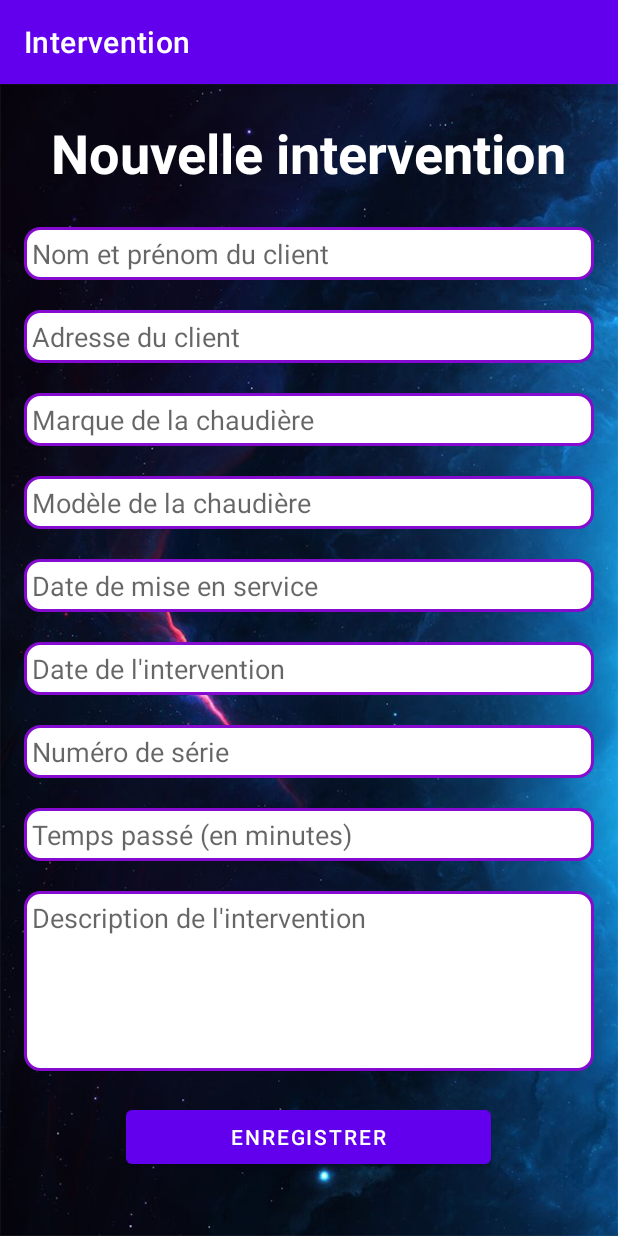
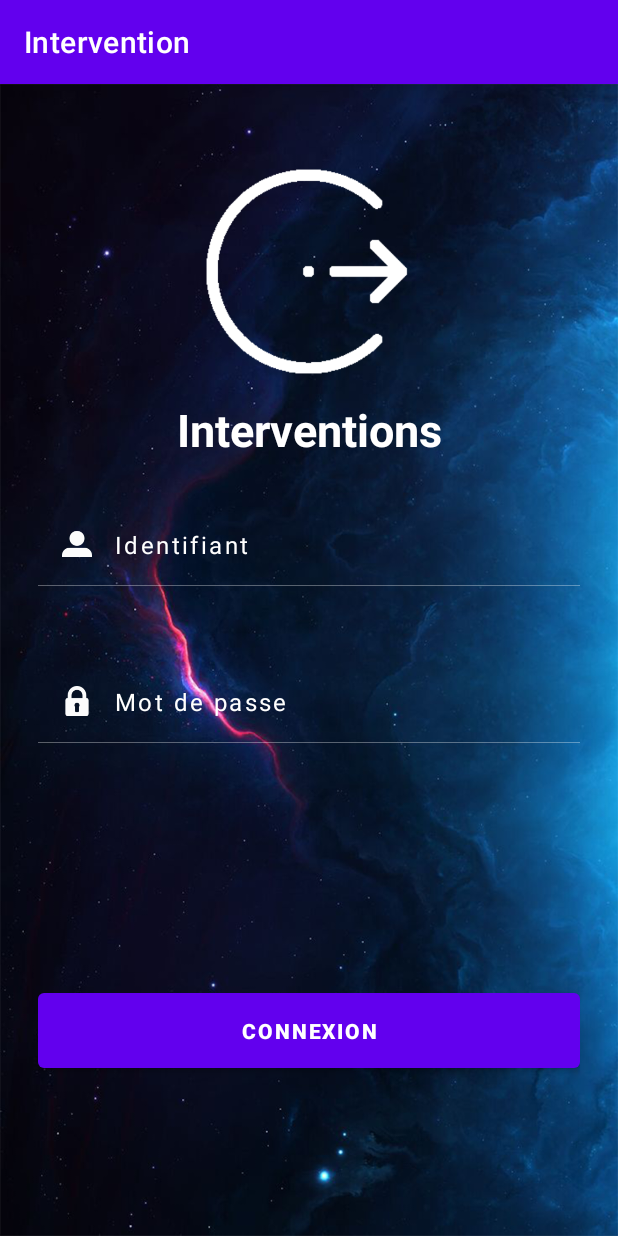
Before and after one commit to kevoliva/interventions, an Android app: the screen it shows after launch (MainActivity), on a phone screen of 412 x 824 dp. Run offline under Robolectric (Android 15) with nearby library versions, the phone set to English and light mode, and no system bars.

Commit message:
ANDROID - Création de l'interface d'authentification

```diff
--- /dev/null
+++ b/Android/app/src/main/java/com/example/intervention/AjouterActivity.java
@@ -0,0 +1,14 @@
+package com.example.intervention;
+
+import androidx.appcompat.app.AppCompatActivity;
+
+import android.os.Bundle;
+
+public class AjouterActivity extends AppCompatActivity {
+
+    @Override
+    protected void onCreate(Bundle savedInstanceState) {
+        super.onCreate(savedInstanceState);
+        setContentView(R.layout.activity_ajouter);
+    }
+}
--- /dev/null
+++ b/Android/app/src/main/res/drawable/border.xml
@@ -0,0 +1,4 @@
+<shape xmlns:android="http://schemas.android.com/apk/res/android" android:shape="rectangle" >
+    <solid android:color="#00000000" />
+    <stroke android:width="1dip" android:color="#fff"/>
+</shape>
--- /dev/null
+++ b/Android/app/src/main/res/layout/activity_ajouter.xml
@@ -0,0 +1,136 @@
+<?xml version="1.0" encoding="utf-8"?>
+<LinearLayout xmlns:android="http://schemas.android.com/apk/res/android"
+    xmlns:app="http://schemas.android.com/apk/res-auto"
+    android:layout_width="match_parent"
+    android:layout_height="match_parent"
+    android:background="@drawable/fond"
+    android:orientation="vertical"
+    android:padding="16dp">
+
+    <TextView
+        android:id="@+id/nouvelleIntervention"
+        android:layout_width="wrap_content"
+        android:layout_height="wrap_content"
+        android:layout_gravity="center_horizontal"
+        android:layout_marginTop="5dp"
+        android:layout_marginBottom="25dp"
+        android:text="Nouvelle intervention"
+        android:textColor="#FFFFFF"
+        android:textSize="36sp"
+        android:textStyle="bold"
+        android:typeface="normal" />
+
+    <EditText
+        android:id="@+id/nomPrenomClient"
+        android:layout_width="fill_parent"
+        android:layout_height="wrap_content"
+        android:background="@drawable/rounded_edittext"
+        android:hint="Nom et prénom du client"
+        android:inputType="textPersonName"
+        android:padding="5dip"
+        android:selectAllOnFocus="true"
+        android:singleLine="false"
+        android:textColor="#FFFFFF" />
+
+    <EditText
+        android:id="@+id/adresseClient"
+        android:layout_width="fill_parent"
+        android:layout_height="wrap_content"
+        android:layout_marginTop="20dp"
+        android:background="@drawable/rounded_edittext"
+        android:hint="Adresse du client"
+        android:inputType="textEmailAddress"
+        android:padding="5dip" />
+
+    <EditText
+        android:id="@+id/marqueChaudiere"
+        android:layout_width="match_parent"
+        android:layout_height="wrap_content"
+        android:layout_marginTop="20dp"
+        android:background="@drawable/rounded_edittext"
+        android:ems="10"
+        android:hint="Marque de la chaudière"
+        android:inputType="textPersonName"
+        android:padding="5dip" />
+
+    <EditText
+        android:id="@+id/modeleChaudiere"
+        android:layout_width="match_parent"
+        android:layout_height="wrap_content"
+        android:layout_marginTop="20dp"
+        android:background="@drawable/rounded_edittext"
+        android:ems="10"
+        android:hint="Modèle de la chaudière"
+        android:inputType="textPersonName"
+        android:padding="5dip" />
+
+    <EditText
+        android:id="@+id/dateMiseService"
+        android:layout_width="match_parent"
+        android:layout_height="wrap_content"
+        android:layout_marginTop="20dp"
+        android:background="@drawable/rounded_edittext"
+        android:ems="10"
+        android:hint="Date de mise en service"
+        android:inputType="date"
+        android:padding="5dip" />
+
+    <EditText
+        android:id="@+id/dateIntervention"
+        android:layout_width="match_parent"
+        android:layout_height="wrap_content"
+        android:layout_marginTop="20dp"
+        android:background="@drawable/rounded_edittext"
+        android:ems="10"
+        android:hint="Date de l'intervention"
+        android:inputType="date"
+        android:padding="5dip" />
+
+    <EditText
+        android:id="@+id/numeroSerie"
+        android:layout_width="match_parent"
+        android:layout_height="wrap_content"
+        android:layout_marginTop="20dp"
+        android:background="@drawable/rounded_edittext"
+        android:ems="10"
+        android:hint="Numéro de série"
+        android:inputType="number"
+        android:padding="5dip" />
+
+    <EditText
+        android:id="@+id/tempsPasse"
+        android:layout_width="match_parent"
+        android:layout_height="wrap_content"
+        android:layout_marginTop="20dp"
+        android:background="@drawable/rounded_edittext"
+        android:ems="10"
+        android:hint="Temps passé (en minutes)"
+        android:inputType="number"
+        android:padding="5dip" />
+
+    <EditText
+        android:id="@+id/descriptionIntervention"
+        android:layout_width="fill_parent"
+        android:layout_height="120dp"
+        android:layout_marginTop="20dp"
+        android:layout_marginBottom="20dp"
+        android:breakStrategy="balanced"
+        android:fitsSystemWindows="true"
+        android:gravity="top"
+        android:hint="Description de l'intervention"
+        android:inputType="textMultiLine"
+        android:padding="5dp"
+        android:background="@drawable/rounded_edittext"
+        android:singleLine="false" />
+
+    <Button
+        android:layout_width="wrap_content"
+        android:layout_height="wrap_content"
+        android:layout_gravity="center_horizontal"
+        android:elevation="4dp"
+        android:paddingLeft="70dp"
+        android:paddingRight="70dp"
+        android:text="Enregistrer"
+
+        app:rippleColor="#FFFFFF" />
+</LinearLayout>
--- a/Android/app/src/main/res/layout/activity_main.xml
+++ b/Android/app/src/main/res/layout/activity_main.xml
@@ -1,136 +1,127 @@
 <?xml version="1.0" encoding="utf-8"?>
-<LinearLayout xmlns:android="http://schemas.android.com/apk/res/android"
-    xmlns:app="http://schemas.android.com/apk/res-auto"
+<RelativeLayout
+    xmlns:android="http://schemas.android.com/apk/res/android"
     android:layout_width="match_parent"
     android:layout_height="match_parent"
-    android:background="@drawable/fond"
-    android:orientation="vertical"
-    android:padding="16dp">
+    android:background="@drawable/fond">
+
+    <ImageView
+        android:id="@+id/imgvw"
+        android:layout_width="150dp"
+        android:layout_height="150dp"
+        android:layout_centerHorizontal="true"
+        android:layout_marginTop="50dp"
+        android:layout_marginBottom="10dp"
+        android:src="@drawable/ib" />
+
+    <LinearLayout
+        android:layout_width="match_parent"
+        android:layout_height="wrap_content"
+        android:orientation="horizontal"
+        android:layout_marginTop="520dp"
+        android:layout_marginLeft="25dp"
+        android:layout_marginRight="25dp"
+        >
+
+        <Button
+            android:id="@+id/logiin"
+            android:layout_width="wrap_content"
+            android:layout_height="wrap_content"
+            android:layout_marginTop="80dp"
+            android:layout_weight="1"
+            android:gravity="center"
+            android:padding="15dp"
+            android:text="Connexion"
+            android:textColor="#fff"
+            android:textStyle="bold" />
+
+    </LinearLayout>
+    <LinearLayout
+        android:layout_width="match_parent"
+        android:layout_height="wrap_content"
+        android:gravity="center"
+        android:paddingLeft="25dp"
+        android:paddingRight="25dp"
+        android:layout_marginTop="280dp"
+        android:id="@+id/lnrlyout">
+        <LinearLayout
+            android:layout_width="match_parent"
+            android:layout_height="wrap_content"
+            android:orientation="vertical"
+            >
+            <LinearLayout
+                android:layout_width="match_parent"
+                android:layout_height="wrap_content"
+                android:orientation="horizontal"
+                android:padding="16dp">
+                <ImageView
+                    android:layout_width="20dp"
+                    android:layout_height="20dp"
+                    android:src="@drawable/user"
+                    android:layout_gravity="center"/>
+                <EditText
+                    android:id="@+id/usrusr"
+                    android:layout_width="match_parent"
+                    android:layout_height="wrap_content"
+                    android:hint="Identifiant"
+                    android:textColorHint="#fff"
+                    android:layout_marginLeft="15dp"
+                    android:background="#00000000"
+                    android:letterSpacing="0.1"
+                    android:textSize="16dp"
+                    android:textColor="#fff"
+                    android:inputType="text"
+                    />
+            </LinearLayout>
+
+            <LinearLayout
+                android:layout_width="match_parent"
+                android:layout_height="0.5dp"
+                android:layout_marginBottom="50dp"
+                android:background="#5fff"></LinearLayout>
+            <LinearLayout
+                android:layout_width="match_parent"
+                android:layout_height="wrap_content"
+                android:orientation="horizontal"
+                android:padding="16dp">
+                <ImageView
+                    android:layout_width="20dp"
+                    android:layout_height="20dp"
+                    android:src="@drawable/password"
+                    android:layout_gravity="center"/>
+
+                <EditText
+                    android:id="@+id/passwrd"
+                    android:layout_width="match_parent"
+                    android:layout_height="wrap_content"
+                    android:layout_marginLeft="15dp"
+                    android:background="#00000000"
+                    android:hint="Mot de passe"
+                    android:inputType="textPassword"
+                    android:letterSpacing="0.1"
+                    android:textColor="#fff"
+                    android:textColorHint="#fff"
+                    android:textSize="16dp" />
+            </LinearLayout>
+            <LinearLayout
+                android:layout_width="match_parent"
+                android:layout_height="0.5dp"
+                android:background="#5fff"></LinearLayout>
+        </LinearLayout>
+    </LinearLayout>
 
     <TextView
-        android:id="@+id/nouvelleIntervention"
-        android:layout_width="wrap_content"
-        android:layout_height="wrap_content"
-        android:layout_gravity="center_horizontal"
-        android:layout_marginTop="5dp"
-        android:layout_marginBottom="25dp"
-        android:text="Nouvelle intervention"
-        android:textColor="#FFFFFF"
-        android:textSize="36sp"
-        android:textStyle="bold"
-        android:typeface="normal" />
-
-    <EditText
-        android:id="@+id/nomPrenomClient"
-        android:layout_width="fill_parent"
-        android:layout_height="wrap_content"
-        android:background="@drawable/rounded_edittext"
-        android:hint="Nom et prénom du client"
-        android:inputType="textPersonName"
-        android:padding="5dip"
-        android:selectAllOnFocus="true"
-        android:singleLine="false"
-        android:textColor="#FFFFFF" />
-
-    <EditText
-        android:id="@+id/adresseClient"
-        android:layout_width="fill_parent"
-        android:layout_height="wrap_content"
-        android:layout_marginTop="20dp"
-        android:background="@drawable/rounded_edittext"
-        android:hint="Adresse du client"
-        android:inputType="textEmailAddress"
-        android:padding="5dip" />
-
-    <EditText
-        android:id="@+id/marqueChaudiere"
+        android:id="@+id/bytes"
         android:layout_width="match_parent"
-        android:layout_height="wrap_content"
-        android:layout_marginTop="20dp"
-        android:background="@drawable/rounded_edittext"
-        android:ems="10"
-        android:hint="Marque de la chaudière"
-        android:inputType="textPersonName"
-        android:padding="5dip" />
-
-    <EditText
-        android:id="@+id/modeleChaudiere"
-        android:layout_width="match_parent"
-        android:layout_height="wrap_content"
-        android:layout_marginTop="20dp"
-        android:background="@drawable/rounded_edittext"
-        android:ems="10"
-        android:hint="Modèle de la chaudière"
-        android:inputType="textPersonName"
-        android:padding="5dip" />
-
-    <EditText
-        android:id="@+id/dateMiseService"
-        android:layout_width="match_parent"
-        android:layout_height="wrap_content"
-        android:layout_marginTop="20dp"
-        android:background="@drawable/rounded_edittext"
-        android:ems="10"
-        android:hint="Date de mise en service"
-        android:inputType="date"
-        android:padding="5dip" />
-
-    <EditText
-        android:id="@+id/dateIntervention"
-        android:layout_width="match_parent"
-        android:layout_height="wrap_content"
-        android:layout_marginTop="20dp"
-        android:background="@drawable/rounded_edittext"
-        android:ems="10"
-        android:hint="Date de l'intervention"
-        android:inputType="date"
-        android:padding="5dip" />
-
-    <EditText
-        android:id="@+id/numeroSerie"
-        android:layout_width="match_parent"
-        android:layout_height="wrap_content"
-        android:layout_marginTop="20dp"
-        android:background="@drawable/rounded_edittext"
-        android:ems="10"
-        android:hint="Numéro de série"
-        android:inputType="number"
-        android:padding="5dip" />
-
-    <EditText
-        android:id="@+id/tempsPasse"
-        android:layout_width="match_parent"
-        android:layout_height="wrap_content"
-        android:layout_marginTop="20dp"
-        android:background="@drawable/rounded_edittext"
-        android:ems="10"
-        android:hint="Temps passé (en minutes)"
-        android:inputType="number"
-        android:padding="5dip" />
-
-    <EditText
-        android:id="@+id/descriptionIntervention"
-        android:layout_width="fill_parent"
-        android:layout_height="120dp"
-        android:layout_marginTop="20dp"
-        android:layout_marginBottom="20dp"
-        android:breakStrategy="balanced"
-        android:fitsSystemWindows="true"
-        android:gravity="top"
-        android:hint="Description de l'intervention"
-        android:inputType="textMultiLine"
-        android:padding="5dp"
-        android:background="@drawable/rounded_edittext"
-        android:singleLine="false" />
-
-    <Button
-        android:layout_width="wrap_content"
-        android:layout_height="wrap_content"
-        android:layout_gravity="center_horizontal"
-        android:elevation="4dp"
-        android:paddingLeft="70dp"
-        android:paddingRight="70dp"
-        android:text="Enregistrer"
-
-        app:rippleColor="#FFFFFF" />
-</LinearLayout>
+        android:layout_height="match_parent"
+        android:layout_below="@+id/imgvw"
+        android:layout_alignBottom="@+id/lnrlyout"
+        android:layout_alignParentStart="true"
+        android:layout_alignParentLeft="true"
+        android:layout_marginBottom="39dp"
+        android:gravity="top|center"
+        android:text="Interventions"
+        android:textColor="#fff"
+        android:textSize="30dp"
+        android:textStyle="bold" />
+</RelativeLayout>
```
Also changed, not shown: Android/app/src/main/res/drawable/background.jpg (added), Android/app/src/main/res/drawable/email.png (added), Android/app/src/main/res/drawable/ib.png (added), Android/app/src/main/res/drawable/mobile.png (added), Android/app/src/main/res/drawable/password.png (added), Android/app/src/main/res/drawable/user.png (added), 2 other files.
